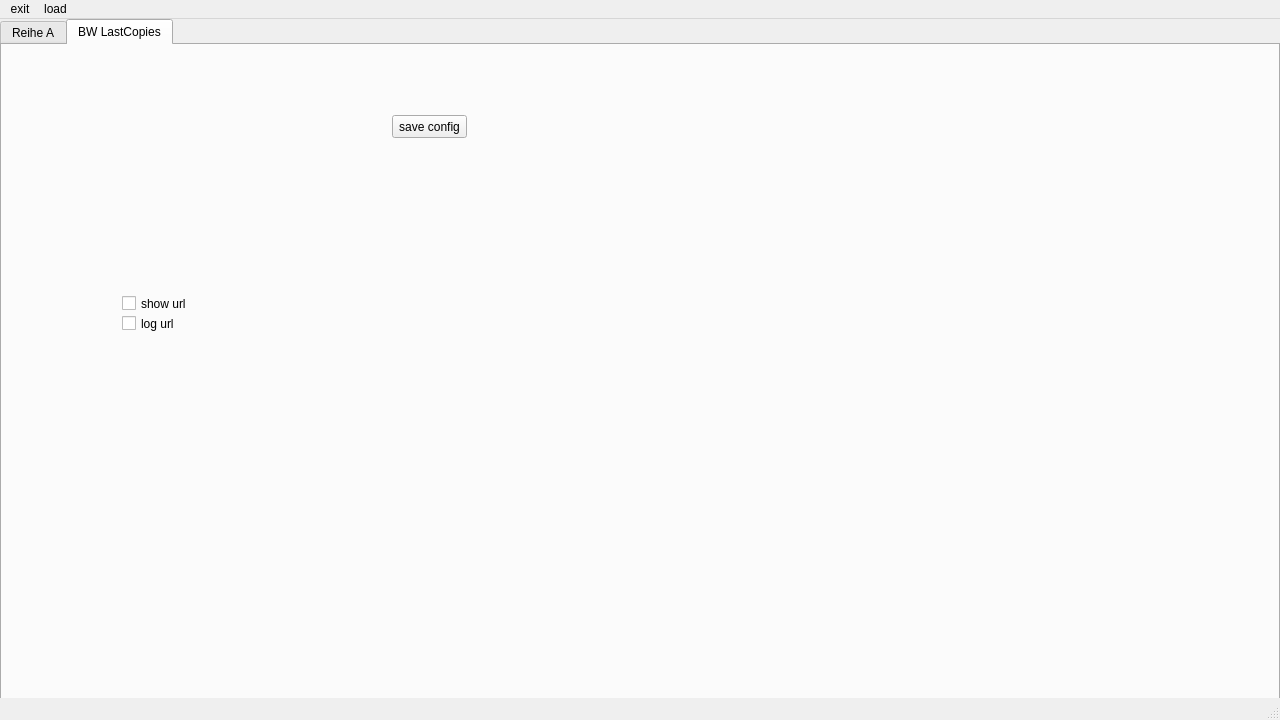
Before: the Qt Designer form Python/UniversalUI.ui in WorldTeacher/WorkPrograms, drawn with Qt 5.
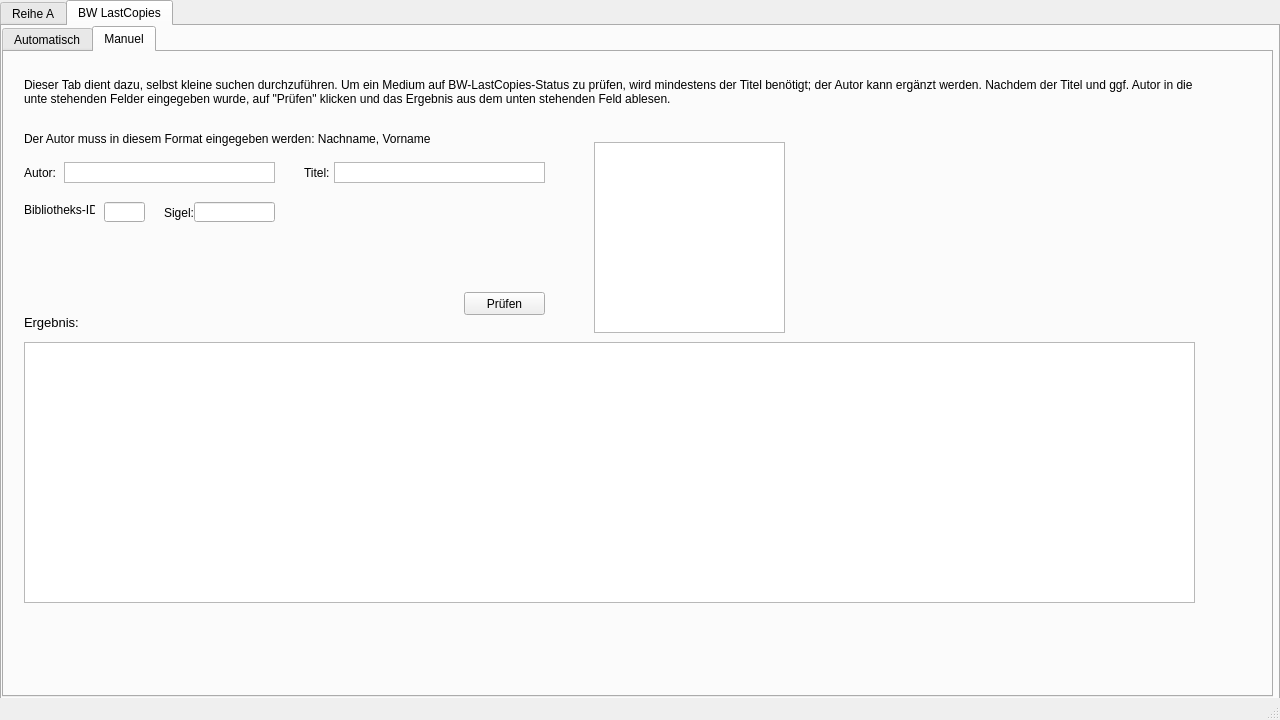
After: the same form once the commit is applied. The open tabs and pages were chosen to show the change.

Commit message: search updates, ui refining

```diff
--- a/Python/UniversalUI.ui
+++ b/Python/UniversalUI.ui
@@ -28,6 +28,9 @@
     <height>720</height>
    </size>
   </property>
+  <property name="mouseTracking">
+   <bool>true</bool>
+  </property>
   <property name="windowTitle">
    <string>MainWindow</string>
   </property>
@@ -63,7 +66,7 @@
      <string extracomment="future button to s"/>
     </property>
     <property name="currentIndex">
-     <number>0</number>
+     <number>1</number>
     </property>
     <widget class="QWidget" name="tab_reihe_a">
      <attribute name="title">
@@ -162,76 +165,483 @@
      <attribute name="title">
       <string>BW LastCopies</string>
      </attribute>
-     <widget class="QCheckBox" name="show_url">
+     <widget class="QLabel" name="label_2">
       <property name="geometry">
        <rect>
-        <x>120</x>
-        <y>250</y>
-        <width>70</width>
-        <height>17</height>
+        <x>20</x>
+        <y>60</y>
+        <width>47</width>
+        <height>13</height>
        </rect>
       </property>
       <property name="text">
-       <string>show url</string>
+       <string/>
       </property>
      </widget>
-     <widget class="QCheckBox" name="log_url">
+     <widget class="QTabWidget" name="tabwidget_auto_manual">
       <property name="geometry">
        <rect>
-        <x>120</x>
-        <y>270</y>
-        <width>70</width>
-        <height>17</height>
+        <x>0</x>
+        <y>0</y>
+        <width>1271</width>
+        <height>671</height>
        </rect>
       </property>
-      <property name="text">
-       <string>log url</string>
+      <property name="currentIndex">
+       <number>1</number>
       </property>
-     </widget>
-     <widget class="QPushButton" name="save_json">
-      <property name="geometry">
-       <rect>
-        <x>390</x>
-        <y>70</y>
-        <width>75</width>
-        <height>23</height>
-       </rect>
-      </property>
-      <property name="text">
-       <string>save config</string>
-      </property>
+      <widget class="QWidget" name="Automatic">
+       <attribute name="title">
+        <string>Automatisch</string>
+       </attribute>
+       <widget class="QPushButton" name="do_run_bwlastcopies">
+        <property name="geometry">
+         <rect>
+          <x>1180</x>
+          <y>610</y>
+          <width>75</width>
+          <height>23</height>
+         </rect>
+        </property>
+        <property name="text">
+         <string>ClickMe</string>
+        </property>
+       </widget>
+       <widget class="QProgressBar" name="progressbar_lastcopies">
+        <property name="geometry">
+         <rect>
+          <x>10</x>
+          <y>610</y>
+          <width>1141</width>
+          <height>23</height>
+         </rect>
+        </property>
+        <property name="toolTip">
+         <string extracomment="Progress of Scrape, Compare, Create"/>
+        </property>
+        <property name="toolTipDuration">
+         <number>2</number>
+        </property>
+        <property name="whatsThis">
+         <string extracomment="Progress of Scrape, Compare, Create"/>
+        </property>
+        <property name="value">
+         <number>0</number>
+        </property>
+        <property name="orientation">
+         <enum>Qt::Horizontal</enum>
+        </property>
+       </widget>
+       <widget class="QPlainTextEdit" name="loginfo_bwl">
+        <property name="enabled">
+         <bool>true</bool>
+        </property>
+        <property name="geometry">
+         <rect>
+          <x>30</x>
+          <y>500</y>
+          <width>891</width>
+          <height>71</height>
+         </rect>
+        </property>
+        <property name="focusPolicy">
+         <enum>Qt::NoFocus</enum>
+        </property>
+        <property name="acceptDrops">
+         <bool>true</bool>
+        </property>
+       </widget>
+       <widget class="QLineEdit" name="xml_path">
+        <property name="enabled">
+         <bool>false</bool>
+        </property>
+        <property name="geometry">
+         <rect>
+          <x>80</x>
+          <y>30</y>
+          <width>113</width>
+          <height>19</height>
+         </rect>
+        </property>
+       </widget>
+       <widget class="QPushButton" name="save_json">
+        <property name="geometry">
+         <rect>
+          <x>440</x>
+          <y>10</y>
+          <width>75</width>
+          <height>23</height>
+         </rect>
+        </property>
+        <property name="text">
+         <string>save config</string>
+        </property>
+       </widget>
+       <widget class="QCheckBox" name="show_url">
+        <property name="geometry">
+         <rect>
+          <x>120</x>
+          <y>240</y>
+          <width>70</width>
+          <height>17</height>
+         </rect>
+        </property>
+        <property name="text">
+         <string>show url</string>
+        </property>
+       </widget>
+       <widget class="QLabel" name="loglabel_bwlastcopies">
+        <property name="geometry">
+         <rect>
+          <x>30</x>
+          <y>480</y>
+          <width>47</width>
+          <height>21</height>
+         </rect>
+        </property>
+        <property name="font">
+         <font>
+          <pointsize>10</pointsize>
+         </font>
+        </property>
+        <property name="text">
+         <string>Logs:</string>
+        </property>
+       </widget>
+       <widget class="QLabel" name="label">
+        <property name="geometry">
+         <rect>
+          <x>20</x>
+          <y>20</y>
+          <width>71</width>
+          <height>40</height>
+         </rect>
+        </property>
+        <property name="text">
+         <string>Import XML:</string>
+        </property>
+       </widget>
+       <widget class="QCheckBox" name="log_url">
+        <property name="geometry">
+         <rect>
+          <x>120</x>
+          <y>260</y>
+          <width>70</width>
+          <height>17</height>
+         </rect>
+        </property>
+        <property name="text">
+         <string>log url</string>
+        </property>
+       </widget>
+       <widget class="QToolButton" name="toolButton">
+        <property name="geometry">
+         <rect>
+          <x>190</x>
+          <y>30</y>
+          <width>25</width>
+          <height>21</height>
+         </rect>
+        </property>
+        <property name="text">
+         <string>...</string>
+        </property>
+       </widget>
+      </widget>
+      <widget class="QWidget" name="manual">
+       <attribute name="title">
+        <string>Manuel</string>
+       </attribute>
+       <widget class="QPushButton" name="do_run_bwlastcopies_2">
+        <property name="geometry">
+         <rect>
+          <x>460</x>
+          <y>240</y>
+          <width>81</width>
+          <height>23</height>
+         </rect>
+        </property>
+        <property name="text">
+         <string>Prüfen</string>
+        </property>
+       </widget>
+       <widget class="QPlainTextEdit" name="loginfo_bwl_2">
+        <property name="enabled">
+         <bool>true</bool>
+        </property>
+        <property name="geometry">
+         <rect>
+          <x>20</x>
+          <y>290</y>
+          <width>1171</width>
+          <height>261</height>
+         </rect>
+        </property>
+        <property name="focusPolicy">
+         <enum>Qt::NoFocus</enum>
+        </property>
+        <property name="acceptDrops">
+         <bool>true</bool>
+        </property>
+       </widget>
+       <widget class="QLabel" name="loglabel_bwlastcopies_2">
+        <property name="geometry">
+         <rect>
+          <x>20</x>
+          <y>260</y>
+          <width>61</width>
+          <height>21</height>
+         </rect>
+        </property>
+        <property name="font">
+         <font>
+          <pointsize>10</pointsize>
+         </font>
+        </property>
+        <property name="text">
+         <string>Ergebnis:</string>
+        </property>
+       </widget>
+       <widget class="QLabel" name="description_manual">
+        <property name="geometry">
+         <rect>
+          <x>20</x>
+          <y>10</y>
+          <width>1191</width>
+          <height>101</height>
+         </rect>
+        </property>
+        <property name="text">
+         <string>&lt;html&gt;&lt;head/&gt;&lt;body&gt;&lt;p&gt;Dieser Tab dient dazu, selbst kleine suchen durchzuführen. Um ein Medium auf BW-LastCopies-Status zu prüfen, wird mindestens der Titel benötigt; der Autor kann ergänzt werden. Nachdem der Titel und ggf. Autor in die unte stehenden Felder eingegeben wurde, auf &amp;quot;Prüfen&amp;quot; klicken und das Ergebnis aus dem unten stehenden Feld ablesen.&lt;/p&gt;&lt;p&gt;&lt;br/&gt;Der Autor muss in diesem Format eingegeben werden: Nachname, Vorname&lt;/p&gt;&lt;/body&gt;&lt;/html&gt;</string>
+        </property>
+        <property name="textFormat">
+         <enum>Qt::RichText</enum>
+        </property>
+        <property name="scaledContents">
+         <bool>false</bool>
+        </property>
+        <property name="wordWrap">
+         <bool>true</bool>
+        </property>
+       </widget>
+       <widget class="QLabel" name="label_author">
+        <property name="geometry">
+         <rect>
+          <x>20</x>
+          <y>110</y>
+          <width>41</width>
+          <height>21</height>
+         </rect>
+        </property>
+        <property name="statusTip">
+         <string extracomment="Format: Nachname, Vorname"/>
+        </property>
+        <property name="whatsThis">
+         <string extracomment="Format: Nachname, Vorname"/>
+        </property>
+        <property name="accessibleName">
+         <string extracomment="Format: Nachname, Vorname"/>
+        </property>
+        <property name="layoutDirection">
+         <enum>Qt::LeftToRight</enum>
+        </property>
+        <property name="autoFillBackground">
+         <bool>false</bool>
+        </property>
+        <property name="text">
+         <string>Autor:</string>
+        </property>
+        <property name="margin">
+         <number>0</number>
+        </property>
+        <property name="indent">
+         <number>-1</number>
+        </property>
+       </widget>
+       <widget class="QTextEdit" name="author_input">
+        <property name="geometry">
+         <rect>
+          <x>60</x>
+          <y>110</y>
+          <width>211</width>
+          <height>21</height>
+         </rect>
+        </property>
+        <property name="mouseTracking">
+         <bool>true</bool>
+        </property>
+        <property name="toolTip">
+         <string/>
+        </property>
+        <property name="toolTipDuration">
+         <number>10</number>
+        </property>
+        <property name="statusTip">
+         <string/>
+        </property>
+        <property name="whatsThis">
+         <string/>
+        </property>
+        <property name="accessibleName">
+         <string/>
+        </property>
+        <property name="verticalScrollBarPolicy">
+         <enum>Qt::ScrollBarAlwaysOff</enum>
+        </property>
+       </widget>
+       <widget class="QTextEdit" name="title_input">
+        <property name="geometry">
+         <rect>
+          <x>330</x>
+          <y>110</y>
+          <width>211</width>
+          <height>21</height>
+         </rect>
+        </property>
+        <property name="mouseTracking">
+         <bool>true</bool>
+        </property>
+        <property name="toolTip">
+         <string/>
+        </property>
+        <property name="statusTip">
+         <string extracomment="Format: Nachname, Vorname"/>
+        </property>
+        <property name="whatsThis">
+         <string extracomment="Format: Nachname, Vorname"/>
+        </property>
+        <property name="accessibleName">
+         <string extracomment="Format: Nachname, Vorname"/>
+        </property>
+        <property name="verticalScrollBarPolicy">
+         <enum>Qt::ScrollBarAlwaysOff</enum>
+        </property>
+       </widget>
+       <widget class="QLabel" name="label_title">
+        <property name="geometry">
+         <rect>
+          <x>300</x>
+          <y>110</y>
+          <width>41</width>
+          <height>21</height>
+         </rect>
+        </property>
+        <property name="statusTip">
+         <string extracomment="Format: Nachname, Vorname"/>
+        </property>
+        <property name="whatsThis">
+         <string extracomment="Format: Nachname, Vorname"/>
+        </property>
+        <property name="accessibleName">
+         <string extracomment="Format: Nachname, Vorname"/>
+        </property>
+        <property name="layoutDirection">
+         <enum>Qt::LeftToRight</enum>
+        </property>
+        <property name="autoFillBackground">
+         <bool>false</bool>
+        </property>
+        <property name="text">
+         <string>Titel:</string>
+        </property>
+        <property name="margin">
+         <number>0</number>
+        </property>
+        <property name="indent">
+         <number>-1</number>
+        </property>
+       </widget>
+       <widget class="QGraphicsView" name="graphicsView">
+        <property name="geometry">
+         <rect>
+          <x>590</x>
+          <y>90</y>
+          <width>191</width>
+          <height>191</height>
+         </rect>
+        </property>
+        <property name="sizePolicy">
+         <sizepolicy hsizetype="Fixed" vsizetype="Fixed">
+          <horstretch>0</horstretch>
+          <verstretch>0</verstretch>
+         </sizepolicy>
+        </property>
+        <property name="interactive">
+         <bool>false</bool>
+        </property>
+       </widget>
+       <widget class="QLabel" name="bibid">
+        <property name="geometry">
+         <rect>
+          <x>20</x>
+          <y>150</y>
+          <width>71</width>
+          <height>16</height>
+         </rect>
+        </property>
+        <property name="text">
+         <string>Bibliotheks-ID:</string>
+        </property>
+       </widget>
+       <widget class="QLineEdit" name="lineEdit">
+        <property name="geometry">
+         <rect>
+          <x>100</x>
+          <y>150</y>
+          <width>41</width>
+          <height>20</height>
+         </rect>
+        </property>
+       </widget>
+       <widget class="QLabel" name="label_author_2">
+        <property name="geometry">
+         <rect>
+          <x>160</x>
+          <y>150</y>
+          <width>31</width>
+          <height>21</height>
+         </rect>
+        </property>
+        <property name="statusTip">
+         <string extracomment="Format: Nachname, Vorname"/>
+        </property>
+        <property name="whatsThis">
+         <string extracomment="Format: Nachname, Vorname"/>
+        </property>
+        <property name="accessibleName">
+         <string extracomment="Format: Nachname, Vorname"/>
+        </property>
+        <property name="layoutDirection">
+         <enum>Qt::LeftToRight</enum>
+        </property>
+        <property name="autoFillBackground">
+         <bool>false</bool>
+        </property>
+        <property name="text">
+         <string>Sigel:</string>
+        </property>
+        <property name="margin">
+         <number>0</number>
+        </property>
+        <property name="indent">
+         <number>-1</number>
+        </property>
+       </widget>
+       <widget class="QLineEdit" name="lineEdit_2">
+        <property name="geometry">
+         <rect>
+          <x>190</x>
+          <y>150</y>
+          <width>81</width>
+          <height>20</height>
+         </rect>
+        </property>
+       </widget>
+      </widget>
      </widget>
     </widget>
    </widget>
   </widget>
-  <widget class="QMenuBar" name="menubar">
-   <property name="geometry">
-    <rect>
-     <x>0</x>
-     <y>0</y>
-     <width>1280</width>
-     <height>21</height>
-    </rect>
-   </property>
-   <widget class="QMenu" name="menuexit">
-    <property name="whatsThis">
-     <string extracomment="future button to save, exit"/>
-    </property>
-    <property name="title">
-     <string>exit</string>
-    </property>
-   </widget>
-   <widget class="QMenu" name="menuload">
-    <property name="title">
-     <string>load</string>
-    </property>
-    <addaction name="actionReihe_A"/>
-    <addaction name="separator"/>
-    <addaction name="actionBW_LastCopies"/>
-   </widget>
-   <addaction name="menuexit"/>
-   <addaction name="menuload"/>
-  </widget>
   <widget class="QStatusBar" name="statusbar"/>
   <action name="actionReihe_A">
    <property name="text">
```
The commit also changes 3 other files.
